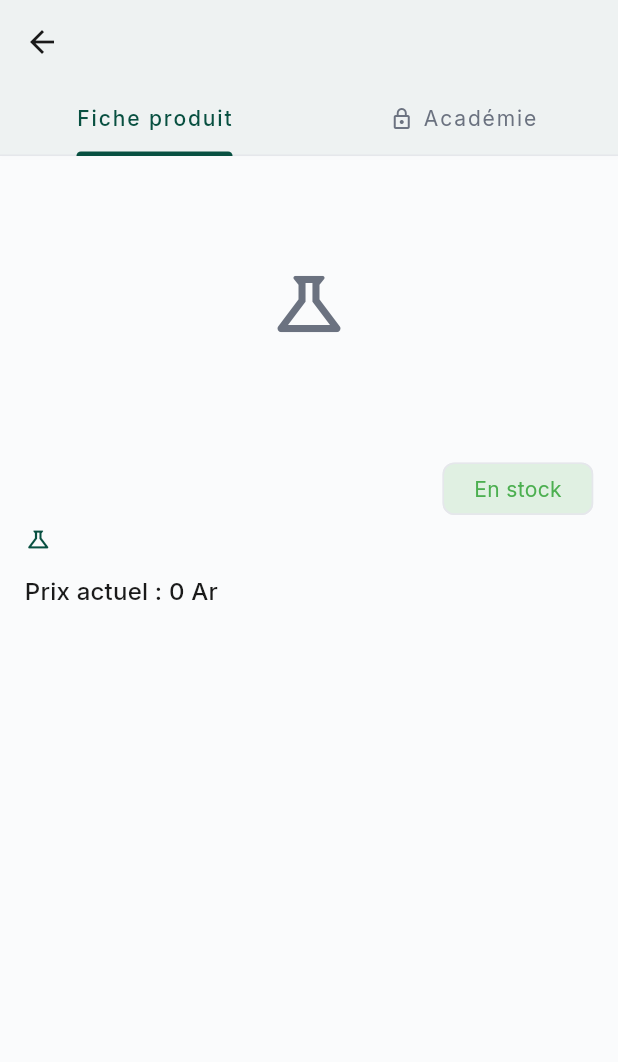
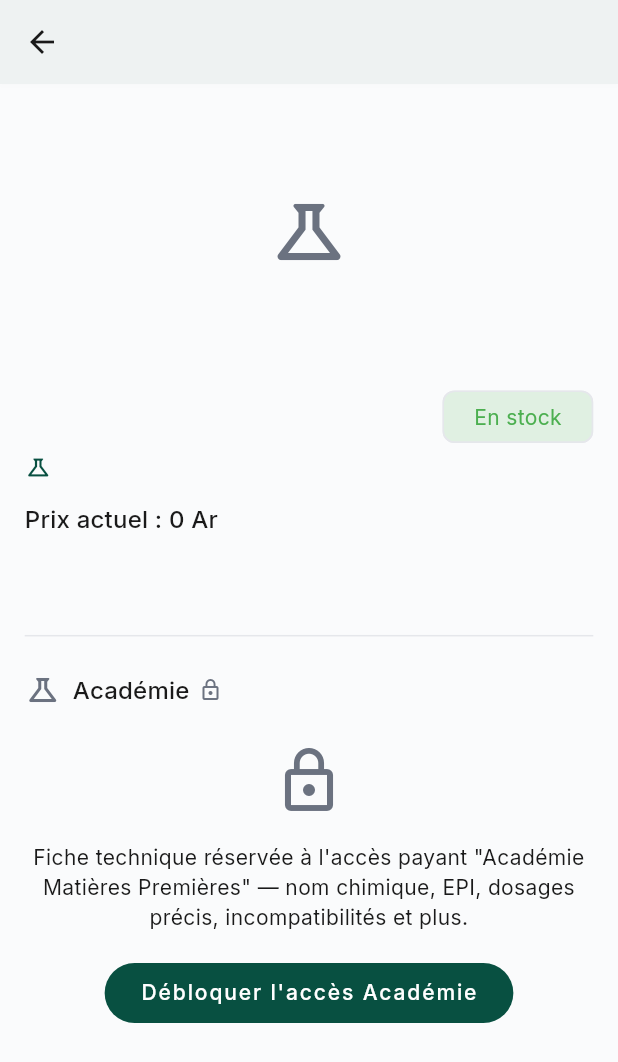
Before and after one commit to Anju-codermad/AkoraHub-app, a Flutter app: the RawMaterialDetailClient screen opened directly with empty values, on a phone screen of 412 x 824 dp. Shown: the top 1062 px of the screen. Run offline on Flutter 3.47's test engine with Material 3 defaults, Android fonts, the phone set to English and light mode, and no system bars; our stand-ins replace audioplayers, cached_network_image, connectivity_plus, file_picker, firebase_core, firebase_messaging and 20 more; missing offline and left inert: agora_rtc_engine, mobile_scanner, record, screen_protector; accounts and stored records are empty.

Commit message:
Fusionne la fiche produit et la section Académie (client) en un seul scroll, sans onglets

```diff
--- a/lib/presentation/client_home/formation/raw_material_detail_client.dart
+++ b/lib/presentation/client_home/formation/raw_material_detail_client.dart
@@ -158,48 +158,44 @@ class _RawMaterialDetailClientState extends State<RawMaterialDetailClient> {
       usagesByDomain.putIfAbsent(u['domain'] as String, () => []).add(u);
     }
 
-    return DefaultTabController(
-      length: 2,
-      child: Scaffold(
-        appBar: AppBar(
-          title: Text(m['name'] ?? ''),
-          bottom: TabBar(
-            tabs: [
-              const Tab(text: 'Fiche produit'),
-              Tab(
-                child: Row(
-                  mainAxisSize: MainAxisSize.min,
-                  children: [
-                    if (!_academieAccess) ...[
-                      const Icon(Icons.lock_outline, size: 16),
-                      const SizedBox(width: 6),
-                    ],
-                    const Text('Académie'),
-                  ],
-                ),
-              ),
+    return Scaffold(
+      appBar: AppBar(title: Text(m['name'] ?? '')),
+      body: ListView(
+        padding: EdgeInsets.all(4.w),
+        children: [
+          ..._buildProductSection(theme, m, status, usagesByDomain),
+          SizedBox(height: 3.h),
+          const Divider(),
+          SizedBox(height: 2.h),
+          Row(
+            children: [
+              Icon(Icons.science_outlined,
+                  color: _academieAccess
+                      ? theme.colorScheme.primary
+                      : theme.colorScheme.outline),
+              const SizedBox(width: 8),
+              Text('Académie', style: theme.textTheme.titleMedium),
+              if (!_academieAccess) ...[
+                const SizedBox(width: 6),
+                Icon(Icons.lock_outline,
+                    size: 16, color: theme.colorScheme.outline),
+              ],
             ],
           ),
-        ),
-        body: TabBarView(
-          children: [
-            _buildProductTab(theme, m, status, usagesByDomain),
-            _buildAcademieTab(theme),
-          ],
-        ),
+          SizedBox(height: 1.h),
+          ..._buildAcademieSection(theme),
+        ],
       ),
     );
   }
 
-  Widget _buildProductTab(
+  List<Widget> _buildProductSection(
     ThemeData theme,
     Map<String, dynamic> m,
     String status,
     Map<String, List<Map<String, dynamic>>> usagesByDomain,
   ) {
-    return ListView(
-        padding: EdgeInsets.all(4.w),
-        children: [
+    return [
           _buildGallery(theme),
           SizedBox(height: 2.h),
           Row(
@@ -330,21 +326,22 @@ class _RawMaterialDetailClientState extends State<RawMaterialDetailClient> {
                 )),
           ],
           SizedBox(height: 4.h),
-        ],
-    );
+    ];
   }
 
-  /// Onglet "Académie" (06/08) — fiche technique payante, DISTINCTE de
+  /// Section "Académie" (06/08) — fiche technique payante, DISTINCTE de
   /// l'achat de la fiche produit ci-dessus (voir
   /// supabase/phase81_patch_academie_matieres_premieres.sql). Verrouillée
   /// tant que l'achat Académie spécifique n'est pas validé (aucun teaser).
-  Widget _buildAcademieTab(ThemeData theme) {
+  /// Affichée dans le MÊME scroll que la fiche produit (plus d'onglet
+  /// séparé) — juste une section de plus après un séparateur.
+  List<Widget> _buildAcademieSection(ThemeData theme) {
     if (!_academieAccess) {
-      return Center(
-        child: Padding(
-          padding: EdgeInsets.all(6.w),
+      return [
+        Padding(
+          padding: EdgeInsets.symmetric(vertical: 2.h),
           child: Column(
-            mainAxisSize: MainAxisSize.min,
+            crossAxisAlignment: CrossAxisAlignment.center,
             children: [
               Icon(Icons.lock_outline, size: 48, color: theme.colorScheme.outline),
               SizedBox(height: 2.h),
@@ -363,21 +360,21 @@ class _RawMaterialDetailClientState extends State<RawMaterialDetailClient> {
             ],
           ),
         ),
-      );
+      ];
     }
 
     final sheet = _academieSheet;
     if (sheet == null) {
-      return Center(
-        child: Padding(
-          padding: EdgeInsets.all(6.w),
+      return [
+        Padding(
+          padding: EdgeInsets.symmetric(vertical: 2.h),
           child: Text(
             'Fiche Académie en cours de préparation par notre équipe pour ce produit.',
             textAlign: TextAlign.center,
             style: theme.textTheme.bodyMedium,
           ),
         ),
-      );
+      ];
     }
 
     final epi = List<String>.from(sheet['epi_requis'] as List? ?? []);
@@ -398,9 +395,7 @@ class _RawMaterialDetailClientState extends State<RawMaterialDetailClient> {
       );
     }
 
-    return ListView(
-      padding: EdgeInsets.all(4.w),
-      children: [
+    return [
         if ((sheet['statut_verification'] as String?) == 'a_valider')
           Container(
             margin: EdgeInsets.only(bottom: 2.h),
@@ -483,8 +478,7 @@ class _RawMaterialDetailClientState extends State<RawMaterialDetailClient> {
               )),
         ],
         SizedBox(height: 4.h),
-      ],
-    );
+    ];
   }
 
   Widget _buildGallery(ThemeData theme) {
```
Also changed, not shown: 1 other file.
